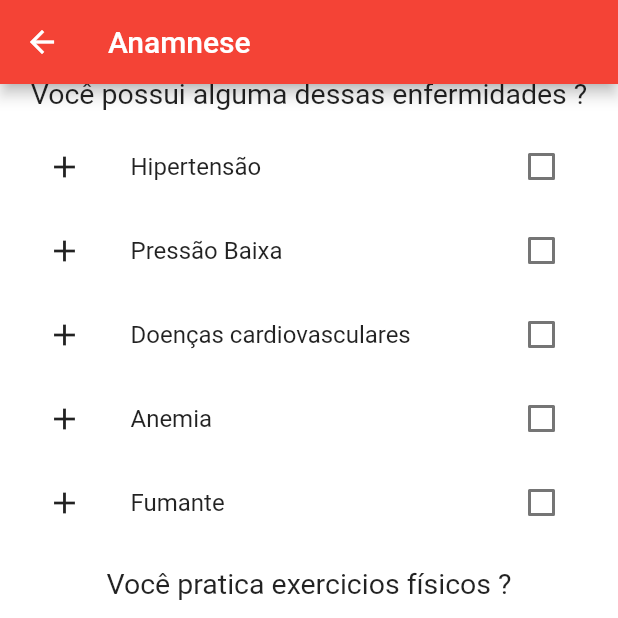
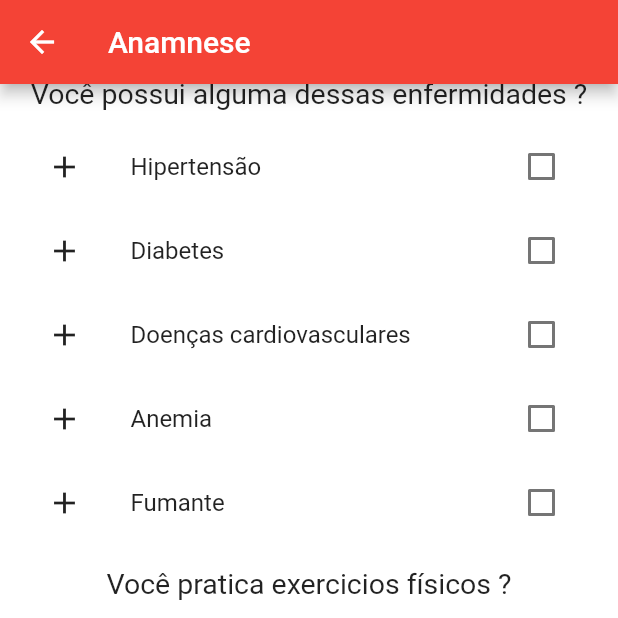
Before and after one commit to Heartbeat-UFRPE/Front-End, a Flutter app: the Anamnese screen opened directly, scrolled down 310 dp, after a tap on "Continuar", on a phone screen of 412 x 824 dp, the top half of it. Run offline on Flutter 3.47's test engine with Material 2 defaults, Android fonts, the phone set to English and light mode, and no system bars; our stand-ins replace charts_flutter, date_format, flare_flutter, flutter_secure_storage, font_awesome_flutter, get_it and 1 more; accounts and stored records are empty; generated files the repository leaves out were written again; network calls fail.

Commit message:
anamnese em 99%

```diff
--- a/lib/screens/Anamnese.dart
+++ b/lib/screens/Anamnese.dart
@@ -1,7 +1,12 @@
+import 'dart:convert';
+
 import 'package:flutter/material.dart';
 import 'dart:ui';
+import 'package:http/http.dart' as http;
 
 import 'package:flutter_secure_storage/flutter_secure_storage.dart';
+
+import 'home.dart';
 
 
 class Anamnese extends StatefulWidget {
@@ -21,12 +26,39 @@ class _AnamneseState extends State<Anamnese> {
   bool _checkfumante = false;
   bool _checksimExercicio = true;
   bool _checknaoExercicio = false;
-
+  String sono_value ;
+  String peso_value ;
+  String altura_value;
+  String estresse_value;
+  String hipertessao_values;
+  String diabetes_values;
+  String cardioDeaseses_values;
+  String smoking_values;
+  String anemic_values;
+  String excersises_values;
   FlutterSecureStorage _storage = FlutterSecureStorage();
 
   void sendAnamnese() async{
+    String userId = await _storage.read(key: "userId");
+    final apiURLanamnese = 'http://192.168.90.35:4444/anamnese/$userId';
+    await http.post(apiURLanamnese,
+        headers: <String, String>{
+          'Content-Type': 'application/json; charset=UTF-8',
+        },
+        body: jsonEncode(<String, String>{
+          "UserID": userId,
+          "height": altura_value,
+          "weight": peso_value,
+          "highPressure": hipertessao_values,
+          "heartDiseases": cardioDeaseses_values,
+          "physicalActivity": excersises_values,
+          "stress": estresse_value,
+          "hoursSleep": sono_value,
+          "anaemia": anemic_values,
+          "smoking": smoking_values,
+          "diabetes": diabetes_values}));
 
-
+    Navigator.pushReplacement(context, MaterialPageRoute(builder:(context)=> Home() ));
   }
 
   @override
@@ -182,7 +214,7 @@ class _AnamneseState extends State<Anamnese> {
                               ),
                               Container (
                                   child: CheckboxListTile(
-                                    title: const Text('Pressão Baixa', style: TextStyle(color: Colors.black87),),
+                                    title: const Text('Diabetes', style: TextStyle(color: Colors.black87),),
                                     checkColor: Colors.white,
                                     value: _checkdiabetes,
                                     activeColor: Colors.red,
@@ -371,7 +403,7 @@ class _AnamneseState extends State<Anamnese> {
                                 width: 250,
                                 child: RaisedButton(
                                   child: const Text("Continuar", textAlign: TextAlign.center,style: TextStyle(fontSize: 20),),
-                                  onPressed: () {},
+                                  onPressed: () {trateAnamnese();},
                                   shape: new RoundedRectangleBorder(borderRadius: new BorderRadius.circular(30.0)),
                                   textColor: Colors.white,
                                   color: Colors.redAccent,
@@ -393,4 +425,19 @@ class _AnamneseState extends State<Anamnese> {
           ),
         )
     );}
+    void trateAnamnese() {
+
+      sono_value = _currentSliderValueSono.toString();
+      peso_value = _currentSliderValuePeso.toString();
+      altura_value = _currentSliderValueAltura.toString();
+      estresse_value = _currentSliderValueestresse.toString();
+      if (_checkHipertensao = true){hipertessao_values = "1";}else{hipertessao_values = "0";}
+      if (_checkdiabetes = true){diabetes_values = "1";}else{diabetes_values = "0";}
+      if (_checkcadio = true){cardioDeaseses_values = "1";}else{cardioDeaseses_values = "0";}
+      if (_checkfumante = true){smoking_values = "1";}else{smoking_values = "0";}
+      if (_checkanemia = true){anemic_values = "1";}else{anemic_values = "0";}
+      if (_checksimExercicio = true){excersises_values = "1";}else{excersises_values = "0";}
+
+      sendAnamnese();
+    }
 }
```
Also changed, not shown: lib/screens/CRUD/Register.dart (+80 -53 lines), lib/screens/Cardapio/Cardapio.dart (+5 -4 lines).
